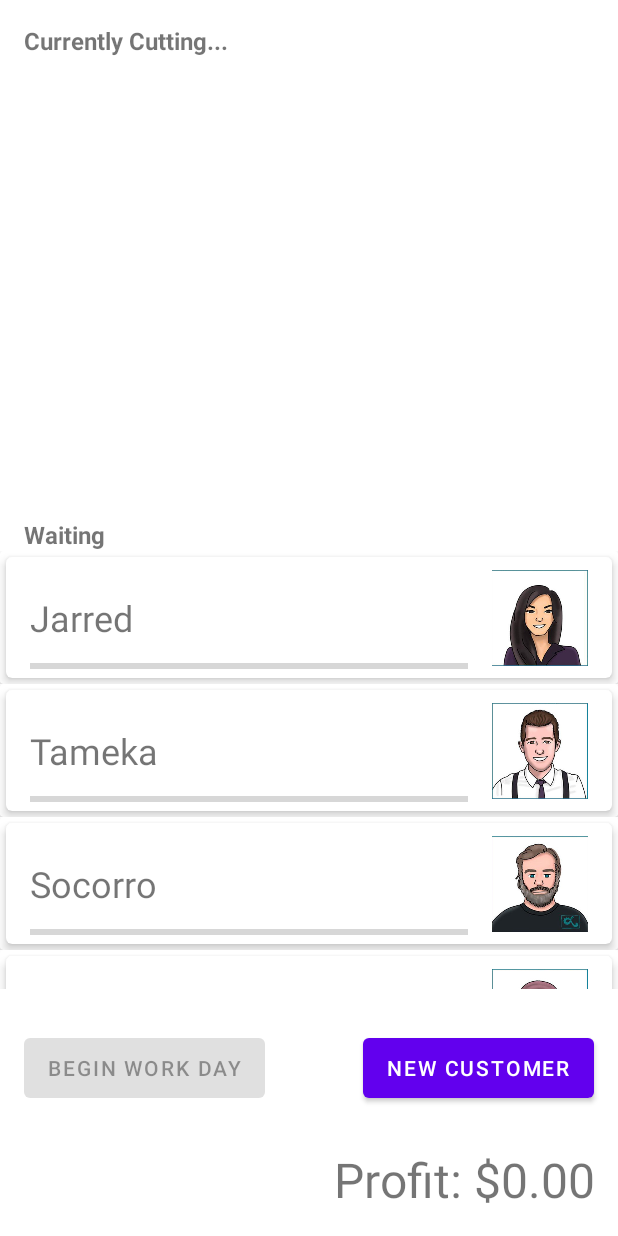
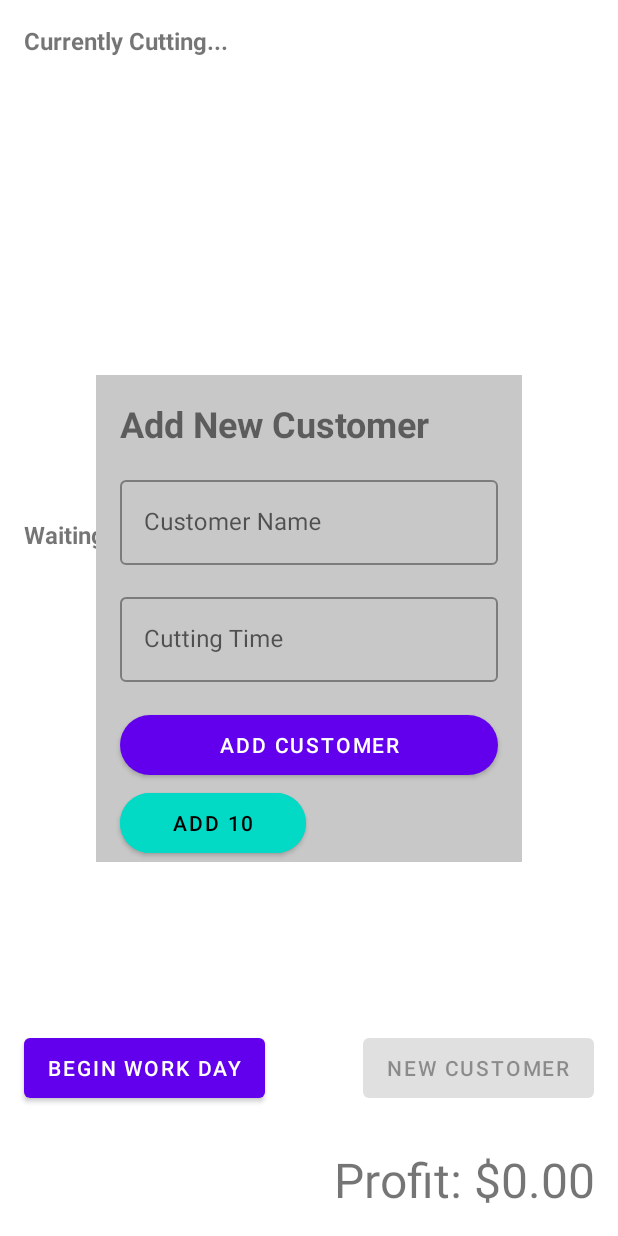
Before and after one commit to ao90eit/w5d3_A_Barbershop, an Android app: the screen it shows after launch (MainActivity), after a tap on "NEW CUSTOMER", on a phone screen of 412 x 824 dp. Run offline under Robolectric (Android 15) with nearby library versions, the phone set to English and light mode, and no system bars; 1 other tap on this screen came first.

Commit message:
Add customer fragment works

```diff
--- a/app/src/main/java/com/aoinc/w5d3_a_barbershop/data/Customer.kt
+++ b/app/src/main/java/com/aoinc/w5d3_a_barbershop/data/Customer.kt
@@ -15,7 +15,7 @@ data class Customer(
 
     var cutProgress: Float = 0f
     var id = this.hashCode()
-    lateinit var barberName: String
+    var barberName = ""
     private var isWaiting = true
 
     override fun run() {
--- a/app/src/main/java/com/aoinc/w5d3_a_barbershop/util/HandlerUtil.kt
+++ b/app/src/main/java/com/aoinc/w5d3_a_barbershop/util/HandlerUtil.kt
@@ -13,7 +13,7 @@ class HandlerUtil(
 
     private val CORE_POOL_SIZE = 3
     private val MAX_POOL_SIZE = 7
-    private val KEEP_ALIVE_TIME = 10L
+    private val KEEP_ALIVE_TIME = 15L
 
     private lateinit var barbershopPoolManager: ThreadPoolExecutor
     private var customerQueue: BlockingQueue<Runnable> = LinkedBlockingQueue()
@@ -40,7 +40,7 @@ class HandlerUtil(
     }
 
     override fun newThread(r: Runnable?): Thread =
-        Thread(r, Constants.randomBarberName())
+        Thread(r, Constants.nextBarberName())
 
     fun addCustomerToQueue(customer: Customer) = barbershopPoolManager.execute(customer)
 
--- /dev/null
+++ b/app/src/main/java/com/aoinc/w5d3_a_barbershop/view/AddCustomerFragment.kt
@@ -0,0 +1,59 @@
+package com.aoinc.w5d3_a_barbershop.view
+
+import android.os.Bundle
+import android.view.LayoutInflater
+import android.view.View
+import android.view.ViewGroup
+import android.widget.Button
+import android.widget.EditText
+import android.widget.Toast
+import androidx.fragment.app.Fragment
+import com.aoinc.w5d3_a_barbershop.R
+import com.aoinc.w5d3_a_barbershop.data.Customer
+
+class AddCustomerFragment : Fragment() {
+
+    private lateinit var nameInput: EditText
+    private lateinit var timeInput: EditText
+    private lateinit var addButton: Button
+    private lateinit var addBatchButton: Button
+
+    override fun onCreateView(
+        inflater: LayoutInflater,
+        container: ViewGroup?,
+        savedInstanceState: Bundle?
+    ): View? =
+        inflater.inflate(R.layout.add_customer_fragment, container, false)
+
+    override fun onViewCreated(view: View, savedInstanceState: Bundle?) {
+        super.onViewCreated(view, savedInstanceState)
+
+        nameInput = view.findViewById(R.id.customer_name_input_editText)
+        timeInput = view.findViewById(R.id.customer_time_input_editText)
+        addButton = view.findViewById(R.id.add_customer_button)
+        addBatchButton = view.findViewById(R.id.add_batch_button)
+
+        addButton.setOnClickListener {
+            (context as MainActivity).let {
+                val name = nameInput.text.toString().trim()
+                val time = timeInput.text.toString().trim()
+
+                if (!name.isNullOrBlank() && !time.isNullOrBlank()){
+                    it.addSingleCustomer(name, time.toInt())
+                    nameInput.text.clear()
+                    timeInput.text.clear()
+                    it.closeAddFragment()
+                } else {
+                    Toast.makeText(context, "fill in blanks", Toast.LENGTH_SHORT).show()
+                }
+            }
+        }
+
+        addBatchButton.setOnClickListener {
+            (context as MainActivity).let {
+                it.addCustomerBatch()
+                it.closeAddFragment()
+            }
+        }
+    }
+}
--- a/app/src/main/java/com/aoinc/w5d3_a_barbershop/view/CustomerCardAdapter.kt
+++ b/app/src/main/java/com/aoinc/w5d3_a_barbershop/view/CustomerCardAdapter.kt
@@ -1,5 +1,6 @@
 package com.aoinc.w5d3_a_barbershop.view
 
+import android.util.Log
 import android.view.LayoutInflater
 import android.view.View
 import android.view.ViewGroup
@@ -54,7 +55,7 @@ class CustomerCardAdapter(
             progress.progress = customer.cutProgress.toInt()
             photo.setImageResource(customer.photoResourceID)
 
-            if (!barber.text.isNullOrBlank())
+            if (!customer.barberName.isBlank())
                 barber.text = "cut by ${customer.barberName}"
         }
     }
--- a/app/src/main/java/com/aoinc/w5d3_a_barbershop/view/MainActivity.kt
+++ b/app/src/main/java/com/aoinc/w5d3_a_barbershop/view/MainActivity.kt
@@ -4,9 +4,11 @@ import android.os.Bundle
 import android.os.Handler
 import android.os.Looper
 import android.os.Message
+import android.view.View
 import android.widget.Button
 import android.widget.TextView
 import androidx.appcompat.app.AppCompatActivity
+import androidx.fragment.app.FragmentContainerView
 import androidx.recyclerview.widget.RecyclerView
 import androidx.recyclerview.widget.SimpleItemAnimator
 import com.aoinc.w5d3_a_barbershop.R
@@ -31,6 +33,7 @@ class MainActivity : AppCompatActivity(), Handler.Callback {
     private lateinit var newCustomerButton: Button
     private lateinit var earningsTextView: TextView
     var earnings: Double = 0.0
+    private lateinit var addCustomerFragmentView: FragmentContainerView
 
     override fun onCreate(savedInstanceState: Bundle?) {
         super.onCreate(savedInstanceState)
@@ -41,6 +44,7 @@ class MainActivity : AppCompatActivity(), Handler.Callback {
         startDayButton = findViewById(R.id.start_day_button)
         newCustomerButton = findViewById(R.id.new_customer_button)
         earningsTextView = findViewById(R.id.main_earnings_textView)
+        addCustomerFragmentView = findViewById(R.id.add_customer_fragment)
 
         handler = Handler(Looper.getMainLooper(), this)
         handlerUtil = HandlerUtil(handler)
@@ -52,12 +56,16 @@ class MainActivity : AppCompatActivity(), Handler.Callback {
         (cuttingRecyclerView.itemAnimator as SimpleItemAnimator).supportsChangeAnimations = false
 
         newCustomerButton.setOnClickListener {
-            addCustomerBatch()
+//            addCustomerBatch()
+            addCustomerFragmentView.visibility = View.VISIBLE
+            it.isEnabled = false
         }
 
         startDayButton.setOnClickListener {
-            handlerUtil.beginServicingCustomers(waitingList)
-            it.isEnabled = false
+            if (waitingList.size > 0) {
+                handlerUtil.beginServicingCustomers(waitingList)
+                it.isEnabled = false
+            }
         }
     }
 
@@ -92,16 +100,31 @@ class MainActivity : AppCompatActivity(), Handler.Callback {
         return true
     }
 
-    private fun addCustomerBatch(num: Int = 10) {
+    fun addCustomerBatch(num: Int = 10) {
         for (i in 0..num) {
             Customer(handler = handler)
-                .also {
-                    waitingList.add(it)
-                    waitingListAdapter.addItem(it)
-
-                    if (handlerUtil.isRunning())
-                        handlerUtil.addCustomerToQueue(it)
-                }
+                .also { addSingleCustomer(it) }
         }
     }
+
+    private fun addSingleCustomer(customer: Customer = Customer(handler = handler)) {
+        waitingList.add(customer)
+        waitingListAdapter.addItem(customer)
+
+        if (handlerUtil.isRunning())
+            handlerUtil.addCustomerToQueue(customer)
+    }
+
+    fun addSingleCustomer(name: String, time: Int) {
+        addSingleCustomer(Customer(
+            handler = handler,
+            cuttingTime = time,
+            name = name
+        ))
+    }
+
+    fun closeAddFragment() {
+        addCustomerFragmentView.visibility = View.GONE
+        newCustomerButton.isEnabled = true
+    }
 }
--- a/app/src/main/res/layout/activity_main.xml
+++ b/app/src/main/res/layout/activity_main.xml
@@ -75,6 +75,22 @@
         android:textAlignment="viewEnd"
         android:text="Profit: $0.00" />
 
+    <androidx.fragment.app.FragmentContainerView
+        android:id="@+id/add_customer_fragment"
+        android:name="com.aoinc.w5d3_a_barbershop.view.AddCustomerFragment"
+        android:elevation="8dp"
+        android:layout_width="0dp"
+        android:layout_height="wrap_content"
+        app:layout_constraintTop_toTopOf="parent"
+        app:layout_constraintBottom_toBottomOf="parent"
+        app:layout_constraintStart_toStartOf="parent"
+        app:layout_constraintEnd_toEndOf="parent"
+        android:layout_margin="64dp"
+        android:clickable="true"
+        android:focusable="true"
+        android:visibility="gone"
+        />
+
     <androidx.constraintlayout.widget.Guideline
         android:id="@+id/main_guide_horizontal_40"
         android:layout_width="wrap_content"
--- /dev/null
+++ b/app/src/main/res/layout/add_customer_fragment.xml
@@ -0,0 +1,74 @@
+<?xml version="1.0" encoding="utf-8"?>
+<androidx.constraintlayout.widget.ConstraintLayout xmlns:android="http://schemas.android.com/apk/res/android"
+    android:layout_width="match_parent"
+    android:layout_height="wrap_content"
+    xmlns:app="http://schemas.android.com/apk/res-auto"
+    android:background="#C8C8C8">
+
+    <com.google.android.material.textview.MaterialTextView
+        android:id="@+id/add_customer_title"
+        android:layout_width="match_parent"
+        android:layout_height="wrap_content"
+        app:layout_constraintTop_toTopOf="parent"
+        android:text="Add New Customer"
+        android:textSize="24sp"
+        android:textStyle="bold"
+        android:layout_margin="16dp"/>
+
+    <com.google.android.material.textfield.TextInputLayout
+        android:id="@+id/customer_name_input_layout"
+        style="@style/Widget.MaterialComponents.TextInputLayout.OutlinedBox"
+        android:layout_width="match_parent"
+        android:layout_height="wrap_content"
+        android:layout_margin="16dp"
+        android:hint="Customer Name"
+        app:layout_constraintTop_toBottomOf="@id/add_customer_title">
+
+    <com.google.android.material.textfield.TextInputEditText
+        android:id="@+id/customer_name_input_editText"
+        android:layout_width="match_parent"
+        android:layout_height="wrap_content"
+        android:inputType="textPersonName"/>
+
+    </com.google.android.material.textfield.TextInputLayout>
+
+    <com.google.android.material.textfield.TextInputLayout
+        android:id="@+id/customer_time_input_layout"
+        style="@style/Widget.MaterialComponents.TextInputLayout.OutlinedBox"
+        android:layout_width="match_parent"
+        android:layout_height="wrap_content"
+        android:layout_margin="16dp"
+        android:hint="Cutting Time"
+        app:layout_constraintTop_toBottomOf="@id/customer_name_input_layout">
+
+        <com.google.android.material.textfield.TextInputEditText
+            android:id="@+id/customer_time_input_editText"
+            android:layout_width="match_parent"
+            android:layout_height="wrap_content"
+            android:inputType="number"/>
+
+    </com.google.android.material.textfield.TextInputLayout>
+
+    <com.google.android.material.button.MaterialButton
+        android:id="@+id/add_customer_button"
+        android:layout_width="match_parent"
+        android:layout_height="52dp"
+        app:layout_constraintTop_toBottomOf="@id/customer_time_input_layout"
+        android:layout_margin="16dp"
+        android:text="Add Customer"
+        android:imeOptions="actionSend"
+        app:cornerRadius="24dp"/>
+
+    <com.google.android.material.button.MaterialButton
+        android:id="@+id/add_batch_button"
+        android:layout_width="124dp"
+        android:layout_height="52dp"
+        app:layout_constraintTop_toBottomOf="@id/add_customer_button"
+        app:layout_constraintStart_toStartOf="@id/add_customer_button"
+        android:text="Add 10"
+        android:textColor="@color/black"
+        android:backgroundTint="@color/teal_200"
+        android:imeOptions="actionSend"
+        app:cornerRadius="24dp"/>
+
+</androidx.constraintlayout.widget.ConstraintLayout>
```
Also changed, not shown: app/build.gradle (+7 -0 lines), app/src/main/java/com/aoinc/w5d3_a_barbershop/util/Constants.kt (+17 -2 lines).
